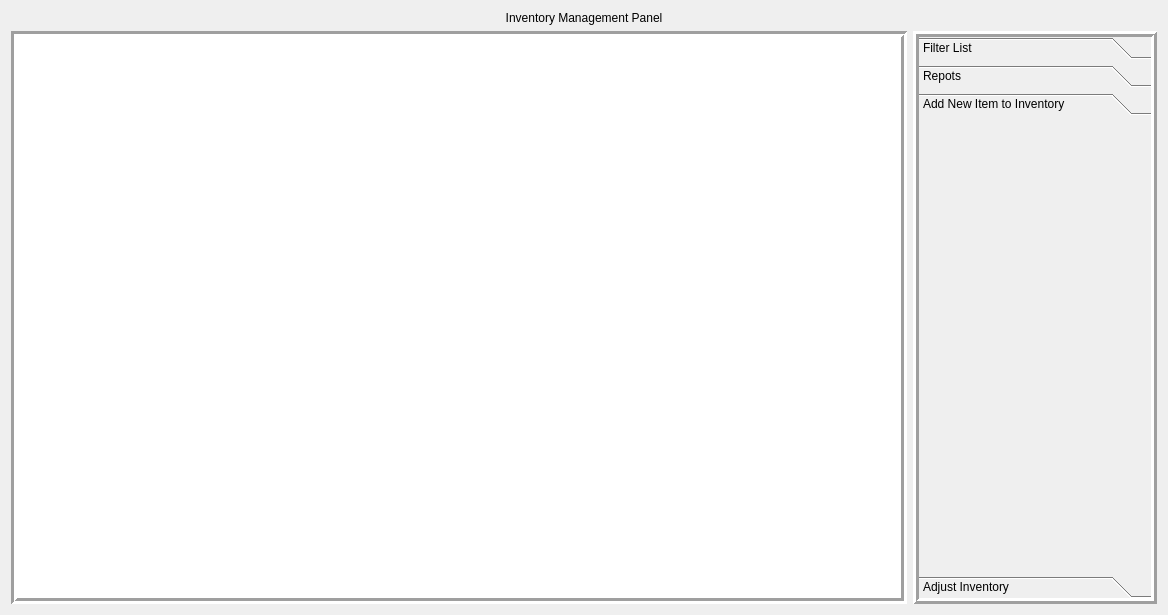
Old version of the form src/reportsView.ui in the repository rbaker26/BigBlueBox.
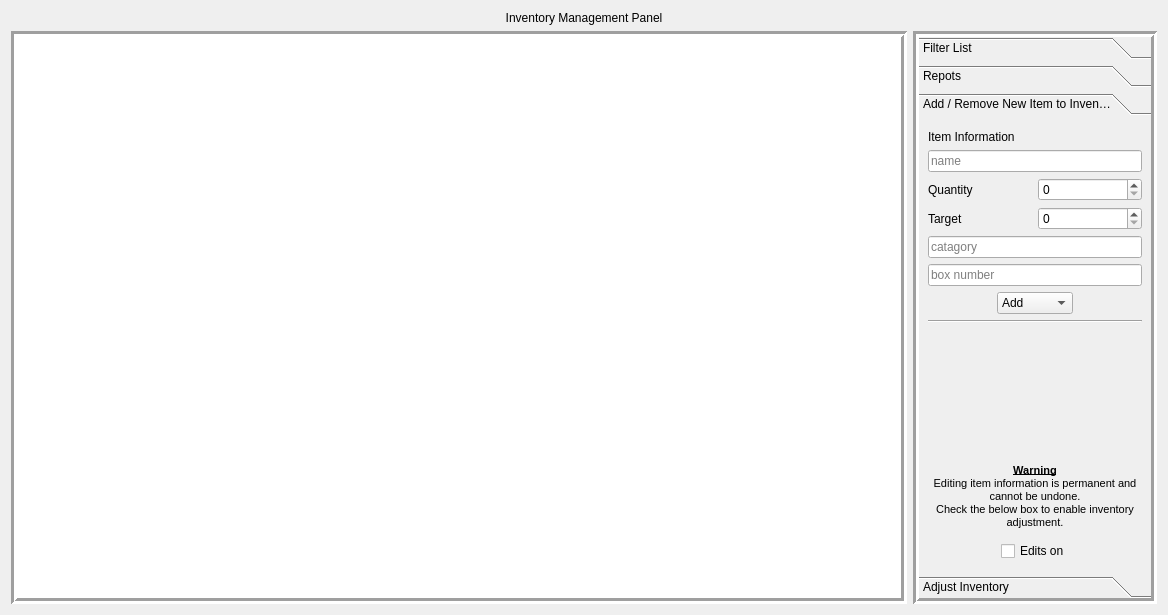
New version of the form. The open tabs and pages were chosen to show the change.

```diff
--- a/src/reportsView.ui
+++ b/src/reportsView.ui
@@ -92,7 +92,7 @@
           <enum>QFrame::Box</enum>
          </property>
          <property name="frameShadow">
-          <enum>QFrame::Raised</enum>
+          <enum>QFrame::Sunken</enum>
          </property>
          <property name="lineWidth">
           <number>3</number>
@@ -182,9 +182,231 @@
           </layout>
          </widget>
          <widget class="QWidget" name="page">
+          <property name="geometry">
+           <rect>
+            <x>0</x>
+            <y>0</y>
+            <width>232</width>
+            <height>450</height>
+           </rect>
+          </property>
           <attribute name="label">
-           <string>Add New Item to Inventory</string>
+           <string>Add / Remove New Item to Inventory</string>
           </attribute>
+          <layout class="QVBoxLayout" name="verticalLayout_6">
+           <item>
+            <layout class="QVBoxLayout" name="verticalLayout_editItemInfo_2">
+             <property name="sizeConstraint">
+              <enum>QLayout::SetNoConstraint</enum>
+             </property>
+             <item>
+              <widget class="QLabel" name="label_5">
+               <property name="text">
+                <string>Item Information</string>
+               </property>
+              </widget>
+             </item>
+             <item>
+              <widget class="QLineEdit" name="lineEdit_itemNameNew">
+               <property name="placeholderText">
+                <string>name</string>
+               </property>
+              </widget>
+             </item>
+             <item>
+              <layout class="QHBoxLayout" name="horizontalLayout_6">
+               <item>
+                <widget class="QLabel" name="label_6">
+                 <property name="text">
+                  <string>Quantity</string>
+                 </property>
+                </widget>
+               </item>
+               <item>
+                <widget class="QSpinBox" name="spinBox_quantityNew">
+                 <property name="maximum">
+                  <number>1000</number>
+                 </property>
+                </widget>
+               </item>
+              </layout>
+             </item>
+             <item>
+              <layout class="QHBoxLayout" name="horizontalLayout_7">
+               <item>
+                <widget class="QLabel" name="label_7">
+                 <property name="text">
+                  <string>Target</string>
+                 </property>
+                </widget>
+               </item>
+               <item>
+                <widget class="QSpinBox" name="spinBox_targetQNew">
+                 <property name="maximum">
+                  <number>1000</number>
+                 </property>
+                </widget>
+               </item>
+              </layout>
+             </item>
+             <item>
+              <widget class="QLineEdit" name="lineEdit_catNew">
+               <property name="placeholderText">
+                <string>catagory</string>
+               </property>
+              </widget>
+             </item>
+             <item>
+              <widget class="QLineEdit" name="lineEdit_boxNew">
+               <property name="placeholderText">
+                <string>box number</string>
+               </property>
+              </widget>
+             </item>
+             <item>
+              <layout class="QHBoxLayout" name="horizontalLayout_8">
+               <item>
+                <spacer name="horizontalSpacer_5">
+                 <property name="orientation">
+                  <enum>Qt::Horizontal</enum>
+                 </property>
+                 <property name="sizeHint" stdset="0">
+                  <size>
+                   <width>40</width>
+                   <height>20</height>
+                  </size>
+                 </property>
+                </spacer>
+               </item>
+               <item>
+                <widget class="QComboBox" name="comboBox_addDel">
+                 <item>
+                  <property name="text">
+                   <string>Add</string>
+                  </property>
+                 </item>
+                 <item>
+                  <property name="text">
+                   <string>Remove</string>
+                  </property>
+                 </item>
+                </widget>
+               </item>
+               <item>
+                <spacer name="horizontalSpacer_6">
+                 <property name="orientation">
+                  <enum>Qt::Horizontal</enum>
+                 </property>
+                 <property name="sizeHint" stdset="0">
+                  <size>
+                   <width>40</width>
+                   <height>20</height>
+                  </size>
+                 </property>
+                </spacer>
+               </item>
+              </layout>
+             </item>
+             <item>
+              <widget class="Line" name="line_2">
+               <property name="orientation">
+                <enum>Qt::Horizontal</enum>
+               </property>
+              </widget>
+             </item>
+             <item>
+              <spacer name="verticalSpacer_2">
+               <property name="orientation">
+                <enum>Qt::Vertical</enum>
+               </property>
+               <property name="sizeHint" stdset="0">
+                <size>
+                 <width>20</width>
+                 <height>40</height>
+                </size>
+               </property>
+              </spacer>
+             </item>
+             <item>
+              <widget class="QTextBrowser" name="textBrowser_2">
+               <property name="enabled">
+                <bool>true</bool>
+               </property>
+               <property name="sizePolicy">
+                <sizepolicy hsizetype="Expanding" vsizetype="Expanding">
+                 <horstretch>1</horstretch>
+                 <verstretch>1</verstretch>
+                </sizepolicy>
+               </property>
+               <property name="maximumSize">
+                <size>
+                 <width>16777215</width>
+                 <height>75</height>
+                </size>
+               </property>
+               <property name="autoFillBackground">
+                <bool>true</bool>
+               </property>
+               <property name="styleSheet">
+                <string notr="true">background: transparent;</string>
+               </property>
+               <property name="frameShape">
+                <enum>QFrame::NoFrame</enum>
+               </property>
+               <property name="html">
+                <string>&lt;!DOCTYPE HTML PUBLIC &quot;-//W3C//DTD HTML 4.0//EN&quot; &quot;http://www.w3.org/TR/REC-html40/strict.dtd&quot;&gt;
+&lt;html&gt;&lt;head&gt;&lt;meta name=&quot;qrichtext&quot; content=&quot;1&quot; /&gt;&lt;style type=&quot;text/css&quot;&gt;
+p, li { white-space: pre-wrap; }
+&lt;/style&gt;&lt;/head&gt;&lt;body style=&quot; font-family:'Segoe UI'; font-size:8pt; font-weight:400; font-style:normal;&quot;&gt;
+&lt;p align=&quot;center&quot; style=&quot; margin-top:0px; margin-bottom:0px; margin-left:0px; margin-right:0px; -qt-block-indent:0; text-indent:0px;&quot;&gt;&lt;span style=&quot; font-weight:600; text-decoration: underline;&quot;&gt;Warning&lt;/span&gt;&lt;/p&gt;
+&lt;p align=&quot;center&quot; style=&quot; margin-top:0px; margin-bottom:0px; margin-left:0px; margin-right:0px; -qt-block-indent:0; text-indent:0px;&quot;&gt;Editing item information is permanent and cannot be undone.&lt;/p&gt;
+&lt;p align=&quot;center&quot; style=&quot; margin-top:0px; margin-bottom:0px; margin-left:0px; margin-right:0px; -qt-block-indent:0; text-indent:0px;&quot;&gt;Check the below box to enable inventory adjustment.&lt;/p&gt;&lt;/body&gt;&lt;/html&gt;</string>
+               </property>
+              </widget>
+             </item>
+             <item>
+              <layout class="QHBoxLayout" name="horizontalLayout_9">
+               <item>
+                <spacer name="horizontalSpacer_7">
+                 <property name="orientation">
+                  <enum>Qt::Horizontal</enum>
+                 </property>
+                 <property name="sizeHint" stdset="0">
+                  <size>
+                   <width>40</width>
+                   <height>20</height>
+                  </size>
+                 </property>
+                </spacer>
+               </item>
+               <item>
+                <widget class="QCheckBox" name="checkBox_editsOn_2">
+                 <property name="text">
+                  <string>Edits on</string>
+                 </property>
+                 <property name="checkable">
+                  <bool>true</bool>
+                 </property>
+                </widget>
+               </item>
+               <item>
+                <spacer name="horizontalSpacer_8">
+                 <property name="orientation">
+                  <enum>Qt::Horizontal</enum>
+                 </property>
+                 <property name="sizeHint" stdset="0">
+                  <size>
+                   <width>40</width>
+                   <height>20</height>
+                  </size>
+                 </property>
+                </spacer>
+               </item>
+              </layout>
+             </item>
+            </layout>
+           </item>
+          </layout>
          </widget>
          <widget class="QWidget" name="toolBoxPage3">
           <property name="geometry">
```
